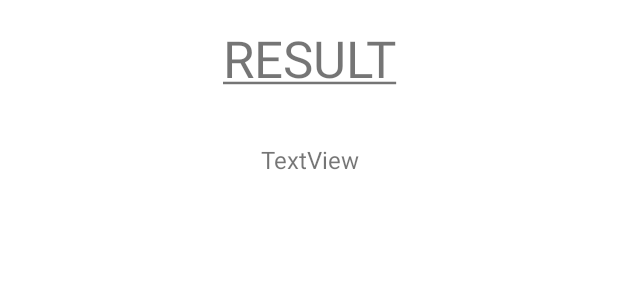
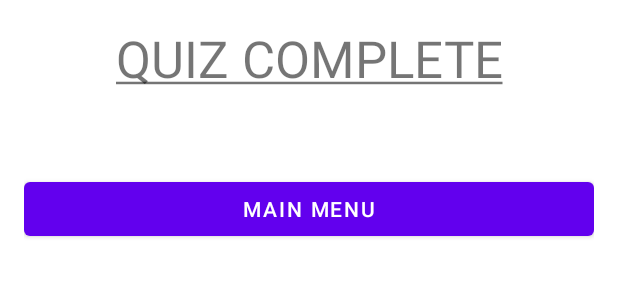
Before and after one commit to Dylan773/MobileMathGame, an Android app: the layout activity_quiz_result.xml on its own in the app's theme, with its tools: preview values and no code run, on a phone screen of 412 x 824 dp. Shown: the top 300 px of the screen. Run offline under Robolectric (Android 15) with nearby library versions, the phone set to English and light mode, and no system bars.

Commit message:
End Game Activity
Activity screen that displays the users final score.

```diff
--- a/app/src/main/res/layout/activity_quiz_result.xml
+++ b/app/src/main/res/layout/activity_quiz_result.xml
@@ -11,7 +11,7 @@
     <TextView
         android:id="@+id/textViewResultTitle"
         android:layout_width="match_parent"
-        android:layout_height="79dp"
+        android:layout_height="55dp"
         android:text="@string/resultTitle"
         android:textAlignment="center"
         android:textAllCaps="true"
@@ -20,8 +20,15 @@
     <TextView
         android:id="@+id/textViewPlayerOverview"
         android:layout_width="match_parent"
-        android:layout_height="83dp"
-        android:text="TextView"
+        android:layout_height="44dp"
         android:textAlignment="center"
         android:textSize="16sp" />
+
+    <Button
+        android:id="@+id/buttonHome"
+        android:layout_width="match_parent"
+        android:layout_height="wrap_content"
+        android:onClick="buttonMainMenu"
+        android:text="@string/btn_MainMenu" />
+
 </LinearLayout>
--- a/app/src/main/res/values/strings.xml
+++ b/app/src/main/res/values/strings.xml
@@ -23,7 +23,7 @@
     <string name="topic"><u>Topic!</u></string>
 
     <!-- Game End Activity -->
-    <string name="resultTitle"><u>Result</u></string>
+    <string name="resultTitle"><u>Quiz Complete</u></string>
     <string name="btn_MainMenu">Main Menu</string>
 
 </resources>
```
Also changed, not shown: app/src/main/java/com/example/mathgame/QuizResultActivity.kt (+17 -5 lines), app/src/main/java/com/example/mathgame/QuizScreenActivity.kt (+41 -46 lines).
